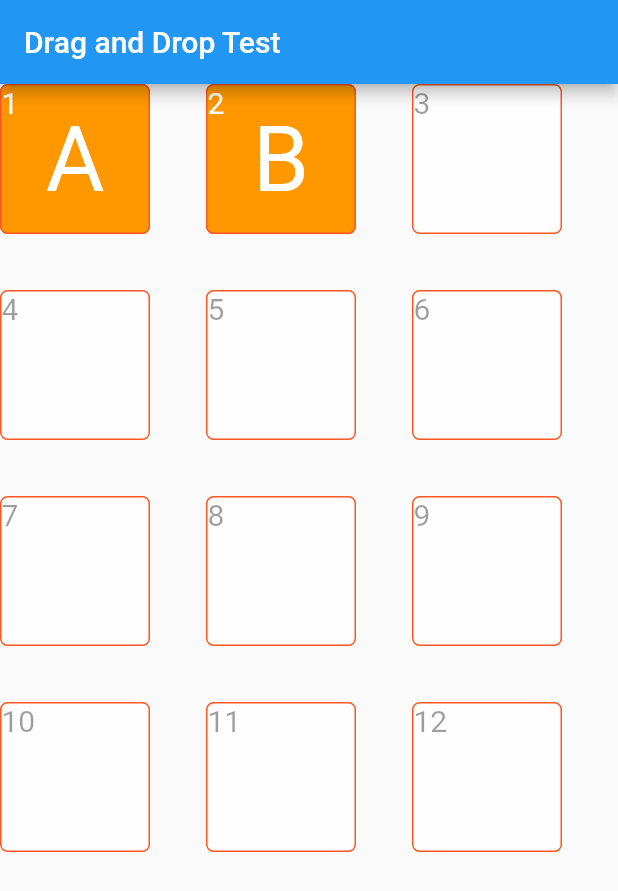
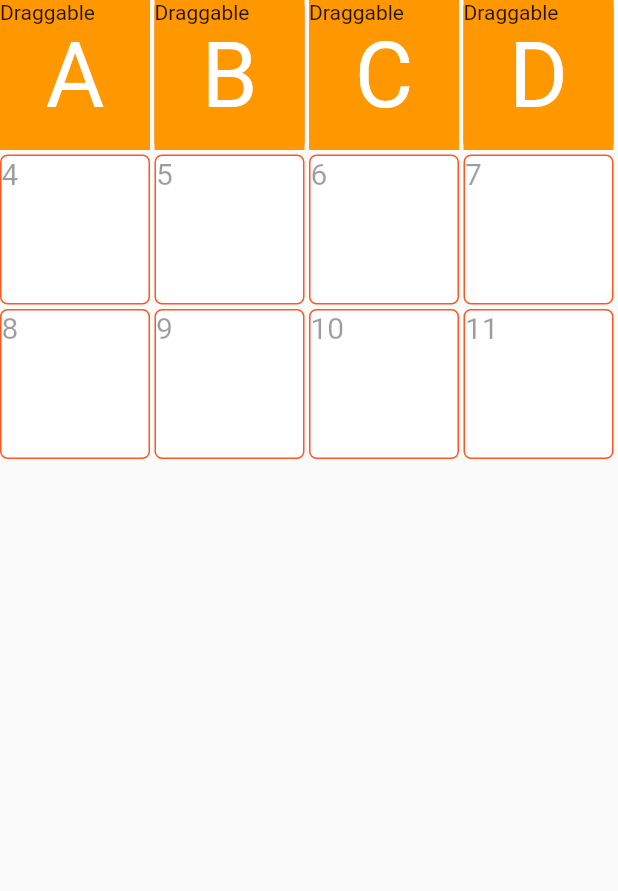
Before and after one commit to ume-bar/Draggable, a Flutter app: the screen it shows after launch, on a phone screen of 412 x 824 dp. Shown: the top 891 px of the screen. Run offline on Flutter 3.47's test engine with Material 2 defaults, Android fonts, the phone set to English and light mode, and no system bars.

Commit message:
master help

```diff
--- a/lib/main.dart
+++ b/lib/main.dart
@@ -1,12 +1,11 @@
 import 'package:flutter/material.dart';
 
-class CategoryData {
-  int index = -1;
-  String name = "";
-  CategoryData({int? index, String? name}) {
-    if (index != null) this.index = index;
-    if (name != null) this.name = name;
-  }
+class Category {
+  int index;
+  String name;
+  bool draggable = true;
+
+  Category(this.index, this.name);
 }
 
 void main() {
@@ -18,42 +17,42 @@ class DraggableScreen extends StatelessWidget {
 
   @override
   Widget build(BuildContext context) {
-    return MaterialApp(
-      title: 'Flutter Demo',
-      theme: ThemeData(
-        primarySwatch: Colors.blue,
-      ),
-      home: const MyHomePage(title: 'Drag and Drop Test'),
+    return const MaterialApp(
+      home: DraggableTest(),
     );
   }
 }
 
-class MyHomePage extends StatefulWidget {
-  const MyHomePage({Key? key, required this.title}) : super(key: key);
-
-  final String title;
+class DraggableTest extends StatefulWidget {
+  const DraggableTest({Key? key}) : super(key: key);
 
   @override
-  State<MyHomePage> createState() => _DraggableState();
+  State<DraggableTest> createState() => DraggableTestState();
 }
 
-class _DraggableState extends State<MyHomePage> {
-  List<CategoryData> list = [];
-  _DraggableState() {
-    list.add(CategoryData(index: 1, name: "A"));
-    list.add(CategoryData(index: 2, name: "B"));
+class DraggableTestState extends State<DraggableTest> {
+  List<Category> list = List.generate(
+      4,
+      (index) =>
+          Category(index, String.fromCharCode(index + 'A'.codeUnits[0])));
+
+  int index = 0;
+
+  void updator() {
+    setState(() {
+      index = index + 1;
+    });
   }
+
+  DraggableTestState();
 
   @override
   Widget build(BuildContext context) {
     return Scaffold(
-      appBar: AppBar(
-        title: Text(widget.title),
-      ),
       body: GridView.extent(
-          maxCrossAxisExtent: 150,
-          children: List.generate(12, (index) {
-            return DragTargetItem(index + 1, list);
+          maxCrossAxisExtent: 120,
+          children: List.generate(12, (i) {
+            return DragTargetItem(i, list, updator);
           })),
     );
   }
@@ -61,13 +60,12 @@ class _DraggableState extends State<MyHomePage> {
 
 // ignore: must_be_immutable
 class DragTargetItem extends StatefulWidget {
-  int index = 0;
-  List<CategoryData> list = [];
-  DragTargetItem(int index, List<CategoryData> list, {Key? key})
-      : super(key: key) {
-    this.index = index;
-    this.list = list;
-  }
+  final int index;
+  final List<Category> list;
+  final Function() updator;
+
+  const DragTargetItem(this.index, this.list, this.updator, {Key? key})
+      : super(key: key);
   @override
   // ignore: library_private_types_in_public_api
   _DragTargetState createState() => _DragTargetState();
@@ -80,12 +78,32 @@ class _DragTargetState extends State<DragTargetItem> {
     return Stack(children: <Widget>[
       DragTarget(
         builder: (context, candidateData, rejectedData) {
-          return dropWedget();
+          return Container(
+            width: 100,
+            height: 100,
+            decoration: BoxDecoration(
+                color: willAccept ? Colors.orangeAccent : Colors.white70,
+                border: Border.all(color: Colors.deepOrange),
+                borderRadius: BorderRadius.circular(5)),
+            child: Text(widget.index.toString(),
+                style: const TextStyle(color: Colors.black38, fontSize: 20.0)),
+          );
         },
-        onAccept: (CategoryData? data) {
-          if (data != null && getData() == null) {
+        onAccept: (Category? data) {
+          if (category() == null) {
             setState(() {
-              data.index = widget.index;
+              data?.index = widget.index;
+            });
+          } else {
+            setState(() {
+              final cat = widget.list
+                  .firstWhere((category) => category.index == widget.index);
+              final cat2 = widget.list
+                  .firstWhere((category) => category.index == data!.index);
+              final tmp = cat.index;
+              cat.index = cat2.index;
+              cat2.index = tmp;
+              widget.updator();
             });
           }
           willAccept = false;
@@ -94,56 +112,56 @@ class _DragTargetState extends State<DragTargetItem> {
           willAccept = true;
           return true;
         },
+        onMove: (data) {
+          setState(() {});
+        },
         onLeave: (data) {
           willAccept = false;
         },
       ),
-      getData() == null
-          ? Container()
-          : LongPressDraggable(
-              data: getData(),
-              onDragCompleted: () {
-                setState(() {});
-              },
-              delay: Duration(milliseconds: 1000),
-              child: itemWedget('A'),
-              feedback: itemWedget('B'),
-              childWhenDragging: itemWedget('C'),
-            ),
+      if (category() != null && category()!.draggable)
+        Draggable(
+          ignoringFeedbackSemantics: false,
+          data: category(),
+          onDragCompleted: () {
+            setState(() {
+              for (var d in widget.list) {
+                d.draggable = true;
+              }
+              widget.updator();
+            });
+          },
+          onDragUpdate: (detail) {
+            setState(() {});
+          },
+          onDragStarted: () {
+            willAccept = true;
+            setState(() {
+              for (var d in widget.list) {
+                d.draggable = false;
+              }
+              widget.updator();
+            });
+          },
+          onDragEnd: (data) {
+            willAccept = false;
+          },
+          feedback: draggableWidget(),
+          childWhenDragging: draggableWidget(),
+          child: draggableWidget(),
+        ),
+      if (category() != null && category()!.draggable) const Text("Draggable")
     ]);
   }
 
-  Widget dropWedget() {
+  Widget draggableWidget() {
     return Container(
-      width: 100.0,
-      height: 100.0,
-      decoration: BoxDecoration(
-          color: willAccept ? Colors.orangeAccent : Colors.white70,
-          border: Border.all(color: Colors.deepOrange),
-          borderRadius: BorderRadius.circular(5)),
-      child: Text(widget.index.toString(),
-          style: const TextStyle(color: Colors.black38, fontSize: 20.0)),
-    );
-  }
-
-  Widget itemWedget(String m) {
-    return Container(
-        width: 100.0,
-        height: 100.0,
-        decoration: BoxDecoration(
-            color: (m == 'C') ? Colors.orangeAccent : Colors.orange,
-            border: Border.all(color: Colors.deepOrange),
-            borderRadius: BorderRadius.circular(5)),
+        width: 100,
+        height: 100,
+        decoration: const BoxDecoration(color: Colors.orange),
         child: Stack(children: <Widget>[
-          (m == 'A')
-              ? Text(widget.index.toString(),
-                  style: const TextStyle(
-                      color: Colors.white,
-                      fontSize: 20.0,
-                      decoration: TextDecoration.none))
-              : Container(),
           Center(
-              child: Text(getName(),
+              child: Text(category()?.name ?? widget.index.toString(),
                   style: const TextStyle(
                       color: Colors.white,
                       fontSize: 60.0,
@@ -151,12 +169,8 @@ class _DragTargetState extends State<DragTargetItem> {
         ]));
   }
 
-  CategoryData? getData() {
+  Category? category() {
     final i = widget.list.indexWhere(((item) => item.index == widget.index));
     return i >= 0 ? widget.list[i] : null;
   }
-
-  String getName() {
-    return getData() != null ? getData()!.name : "";
-  }
 }
```
